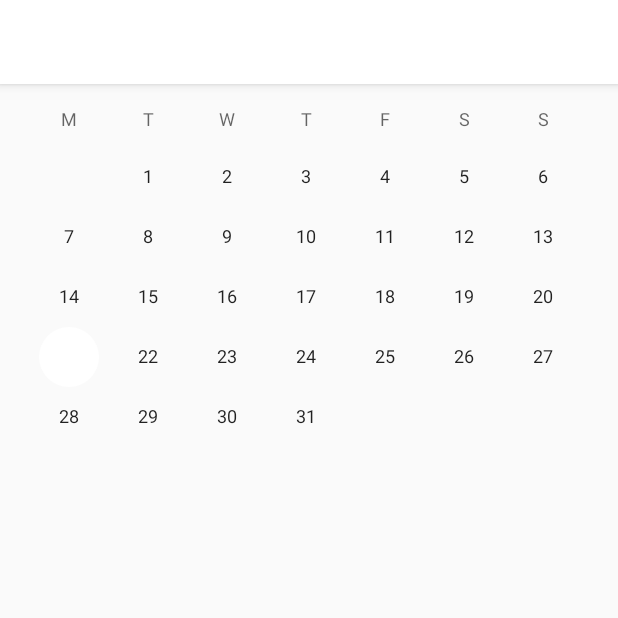
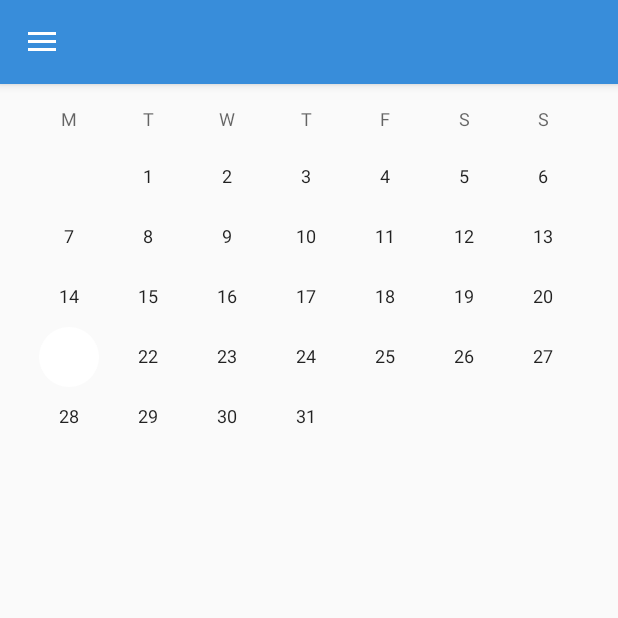
Before and after one commit to sonnvph06390/LichViet, an Android app: the screen it shows after launch (SuKienActivity), after a tap on "3 su kien", on a phone screen of 412 x 824 dp, the top half of it. Run offline under Robolectric (Android 15) with nearby library versions, the phone set to English and light mode, and no system bars.

Commit message:
no message

```diff
--- a/app/src/main/AndroidManifest.xml
+++ b/app/src/main/AndroidManifest.xml
@@ -16,6 +16,9 @@
         <activity
             android:name=".activity.SuKienActivity"
             android:theme="@style/AppTheme.NoActionBar" />
+        <activity
+            android:name=".activity.DanhNgonActivity"/>
+        <activity android:name=".activity.MonthViewActivity" />
         <activity android:name=".activity.MainActivity">
             <intent-filter>
                 <action android:name="android.intent.action.MAIN" />
--- a/app/src/main/java/com/thuanthanh/lichviet/activity/MainActivity.java
+++ b/app/src/main/java/com/thuanthanh/lichviet/activity/MainActivity.java
@@ -9,6 +9,7 @@ import android.view.View;
 import android.view.ViewGroup;
 import android.view.Window;
 import android.view.WindowManager;
+import android.widget.RelativeLayout;
 
 
 import androidx.annotation.NonNull;
@@ -29,15 +30,11 @@ public class MainActivity extends BaseActivity {
         super.onCreate(savedInstanceState);
         setContentView(R.layout.activity_main);
         bottomnavigation = findViewById(R.id.bottom_navigation);
-//        int mScreenWidth = getWindowManager().getDefaultDisplay().getWidth();
-//        int mScreenHeight = getWindowManager().getDefaultDisplay().getHeight();
-//        View view = getLayoutInflater().inflate(R.layout.activity_main, null);
-//        setContentView(view, new ViewGroup.LayoutParams(mScreenWidth, mScreenHeight));
         bottomnavigation.setOnNavigationItemSelectedListener(navListener);
         loadFragment(new HomeFragment());
         if (Build.VERSION.SDK_INT >= Build.VERSION_CODES.KITKAT) {
             Window w = getWindow(); // in Activity's onCreate() for instance
-            w.setFlags(WindowManager.LayoutParams.FLAG_LAYOUT_NO_LIMITS, WindowManager.LayoutParams.FLAG_LAYOUT_NO_LIMITS);
+            w.setFlags(WindowManager.LayoutParams.FLAG_LAYOUT_IN_SCREEN, WindowManager.LayoutParams.FLAG_LAYOUT_NO_LIMITS);
         }
     }
 
--- a/app/src/main/java/com/thuanthanh/lichviet/adapter/DayAdapter.java
+++ b/app/src/main/java/com/thuanthanh/lichviet/adapter/DayAdapter.java
@@ -17,6 +17,7 @@ import androidx.recyclerview.widget.RecyclerView;
 
 import com.thuanthanh.lichviet.ItemClickListener;
 import com.thuanthanh.lichviet.R;
+import com.thuanthanh.lichviet.activity.MonthViewActivity;
 import com.thuanthanh.lichviet.activity.SuKienActivity;
 import com.thuanthanh.lichviet.fragment.LichVN_Fragment;
 import com.thuanthanh.lichviet.fragment.SuKienFragment;
@@ -67,6 +68,13 @@ public class DayAdapter extends RecyclerView.Adapter<DayAdapter.MyViewHolder> {
             @Override
             public void onClick(View v) {
                 Intent intent = new Intent(context, SuKienActivity.class);
+                context.startActivity(intent);
+            }
+        });
+        holder.itemView.setOnClickListener(new View.OnClickListener() {
+            @Override
+            public void onClick(View v) {
+                Intent intent=new Intent(context, MonthViewActivity.class);
                 context.startActivity(intent);
             }
         });
--- a/app/src/main/res/values/colors.xml
+++ b/app/src/main/res/values/colors.xml
@@ -10,7 +10,7 @@
     <color name="hex_white">#66FFFFFF</color>
     <color name="blue_text">#012e7e</color>
     <color name="black">#000</color>
-    <color name="colorPrimary">#ffffff</color>
+    <color name="colorPrimary">#388DDA</color>
     <color name="colorPrimaryDark">#00BCD4</color>
     <color name="colorAccent">#ffffff</color>
 
```
Also changed, not shown: app/src/main/java/com/thuanthanh/lichviet/activity/DanhNgonActivity.java (+12 -8 lines), app/src/main/res/layout/activity_danh_ngon.xml (+39 -5 lines).
